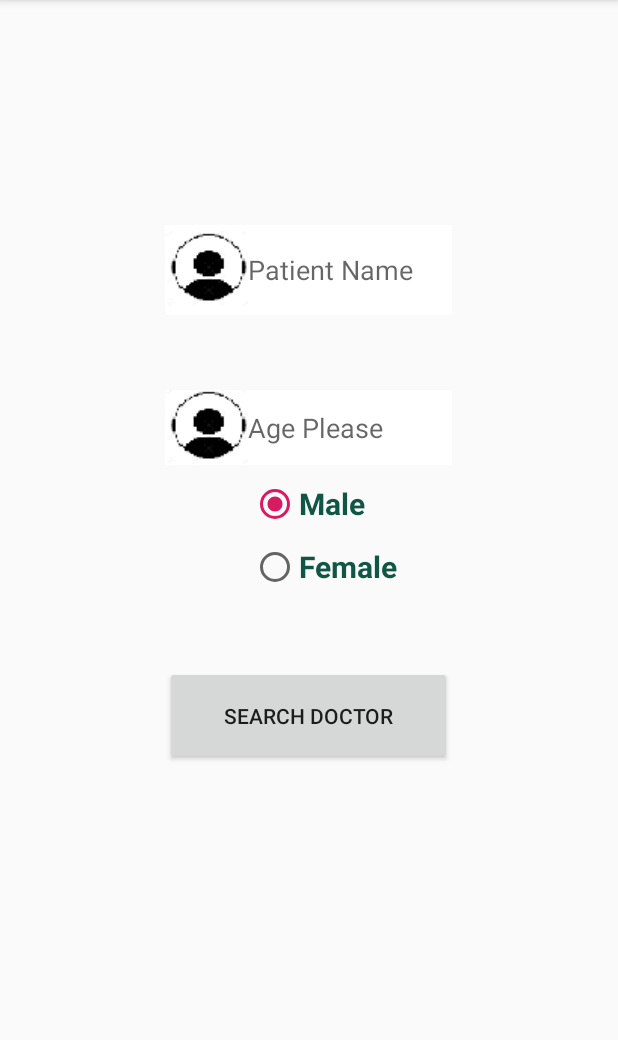
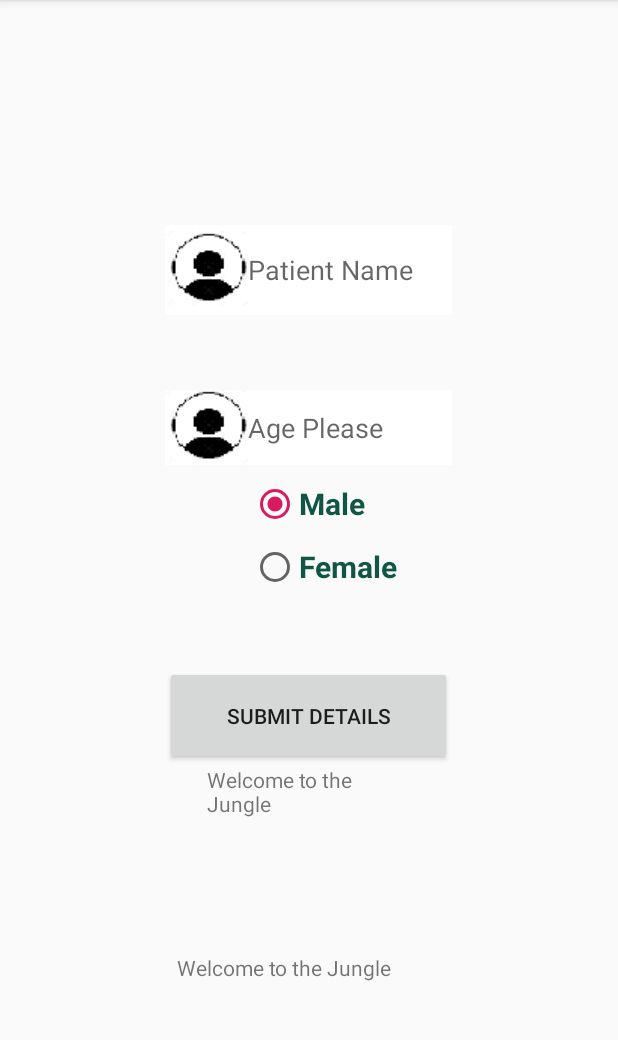
Before and after one commit to keshavmass0/Vaidyaraj, an Android app: the patient_details screen opened directly, with no data from a screen before it, on a phone screen of 412 x 824 dp, the part 84-1124 px from its top. Run offline under Robolectric (Android 15) with nearby library versions, the light colour scheme and no system bars.

Commit message:
integrating doctor with patients page

```diff
--- a/app/src/main/java/com/example/vaidyaraj/doctor_List.java
+++ b/app/src/main/java/com/example/vaidyaraj/doctor_List.java
@@ -79,7 +79,7 @@ public class doctor_List extends AppCompatActivity {
                     @Override
                     public void onClick(View view) {
                         int position =  getAdapterPosition();
-                        Intent intent = new Intent(doctor_List.this, booking_confirm.class);
+                        Intent intent = new Intent(doctor_List.this, patient_details.class);
                         intent.putExtra("name", name.getText().toString());
                         intent.putExtra("gender", gender.getText().toString());
                         startActivity(intent);
--- a/app/src/main/java/com/example/vaidyaraj/patient_details.java
+++ b/app/src/main/java/com/example/vaidyaraj/patient_details.java
@@ -9,6 +9,7 @@ import android.widget.Button;
 import android.widget.EditText;
 import android.widget.RadioButton;
 import android.widget.RadioGroup;
+import android.widget.TextView;
 import android.widget.Toast;
 
 public class patient_details extends AppCompatActivity {
@@ -18,6 +19,7 @@ public class patient_details extends AppCompatActivity {
     RadioButton mMale, mFemale;
     Button mButtonSubmit;
     String selectedGender;
+    String name1, gender1;
     @Override
     protected void onCreate(Bundle savedInstanceState) {
         super.onCreate(savedInstanceState);
@@ -42,5 +44,21 @@ public class patient_details extends AppCompatActivity {
             //    startActivity(LoginIntent);
             }
         });
+
+        name1 = getIntent().getStringExtra("name");
+        gender1 = getIntent().getStringExtra("gender");
+
+/*
+        TextView name, gender;
+        String name1, gender1;
+        name = findViewById(R.id.name);
+        gender = findViewById(R.id.gender);
+
+        name1 = getIntent().getStringExtra("name");
+        gender1 = getIntent().getStringExtra("gender");
+
+        name.setText(name1);
+        gender.setText(gender1);
+*/
     }
 }
--- a/app/src/main/java/com/example/vaidyaraj/phone_auth.java
+++ b/app/src/main/java/com/example/vaidyaraj/phone_auth.java
@@ -71,7 +71,7 @@ public class phone_auth extends AppCompatActivity {
                             // Sign in success, update UI with the signed-in user's information
                          //   FirebaseUser user = task.getResult().getUser();
                            // Toast.makeText(getApplicationContext(),"Login Successful", Toast.LENGTH_LONG).show();
-                            Intent intents = new Intent(phone_auth.this, patient_details.class);
+                            Intent intents = new Intent(phone_auth.this, doctor_List.class);
                             startActivity(intents);
 
                             // ...
--- a/app/src/main/res/layout/activity_patient_details.xml
+++ b/app/src/main/res/layout/activity_patient_details.xml
@@ -67,8 +67,24 @@
         android:layout_height="66dp"
         android:layout_gravity="center_horizontal"
         android:layout_marginTop="50dp"
-        android:text="Search Doctor"
+        android:text="Submit Details"
         tools:layout_editor_absoluteX="193dp"
         tools:layout_editor_absoluteY="298dp" />
 
+
+     <TextView
+  android:id="@+id/name"
+  android:layout_width="135dp"
+  android:layout_height="45dp"
+  android:text="Welcome to the Jungle"
+     android:layout_gravity="center_horizontal"/>
+
+ <TextView
+     android:id="@+id/gender"
+     android:layout_width="176dp"
+     android:layout_height="66dp"
+     android:layout_marginTop="80dp"
+     android:text="Welcome to the Jungle"
+     android:layout_gravity="center_horizontal"/>
+
 </LinearLayout>
--- a/build.gradle
+++ b/build.gradle
@@ -7,7 +7,7 @@ buildscript {
 
     }
     dependencies {
-        classpath 'com.android.tools.build:gradle:3.5.3'
+        classpath 'com.android.tools.build:gradle:3.6.3'
         classpath 'com.google.gms:google-services:4.3.3'
         // NOTE: Do not place your application dependencies here; they belong
         // in the individual module build.gradle files
```
Also changed, not shown: gradle/wrapper/gradle-wrapper.properties.
